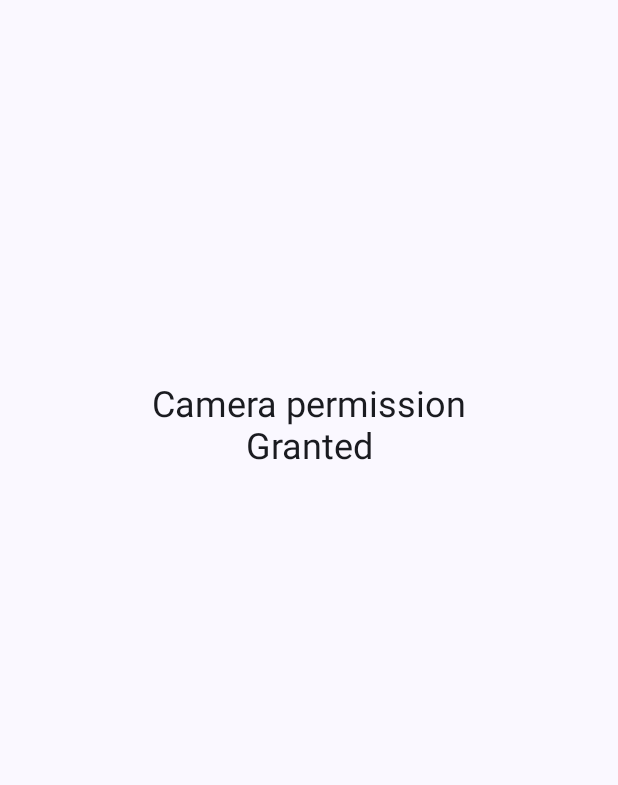
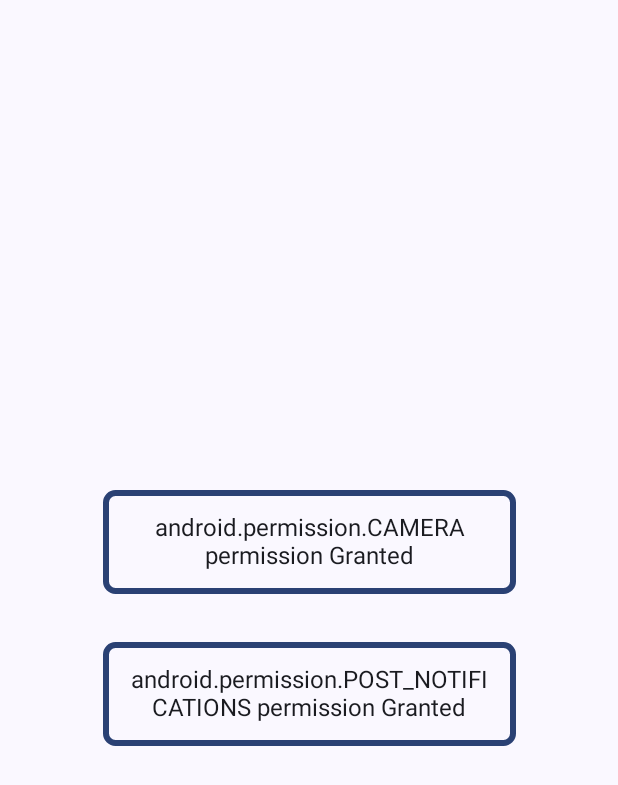
Before and after one commit to serhii-petrenko-dev/playground, an Android app built with Jetpack Compose: the PermissionsFragment screen opened through its navigation route, on a phone screen of 412 x 824 dp. Shown: the top 785 px of the screen. Run offline under Robolectric (Android 15) with nearby library versions, the phone set to English and light mode, and no system bars; our stand-ins replace Dagger/Hilt's generated code.

Commit message:
POST_NOTIFICATIONS permission

```diff
--- a/app/src/main/kotlin/io/xps/playground/ui/composables/BaseColumn.kt
+++ b/app/src/main/kotlin/io/xps/playground/ui/composables/BaseColumn.kt
@@ -1,5 +1,6 @@
 package io.xps.playground.ui.composables
 
+import androidx.compose.foundation.layout.Arrangement
 import androidx.compose.foundation.layout.Column
 import androidx.compose.foundation.layout.ColumnScope
 import androidx.compose.foundation.layout.fillMaxSize
@@ -8,9 +9,14 @@ import androidx.compose.ui.Alignment
 import androidx.compose.ui.Modifier
 
 @Composable
-fun BaseColumn(modifier: Modifier = Modifier, content: @Composable ColumnScope.() -> Unit) {
+fun BaseColumn(
+    modifier: Modifier = Modifier,
+    verticalArrangement: Arrangement.Vertical = Arrangement.Top,
+    content: @Composable ColumnScope.() -> Unit
+) {
     Column(
         modifier = modifier.fillMaxSize(),
+        verticalArrangement = verticalArrangement,
         horizontalAlignment = Alignment.CenterHorizontally,
         content = content
     )
--- a/app/src/main/kotlin/io/xps/playground/ui/feature/main/HomeFragment.kt
+++ b/app/src/main/kotlin/io/xps/playground/ui/feature/main/HomeFragment.kt
@@ -97,7 +97,7 @@ class HomeFragment: Fragment(R.layout.fragment_compose) {
                             modifier = Modifier
                                 .fillMaxWidth()
                                 .statusBarsPadding()
-                                .padding(horizontal = 16.dp)
+                                .padding(16.dp)
                                 .clip(RoundedCornerShape(50)),
                             value = searchQuery,
                             singleLine = true,
--- a/app/src/main/kotlin/io/xps/playground/ui/feature/main/HomeViewModel.kt
+++ b/app/src/main/kotlin/io/xps/playground/ui/feature/main/HomeViewModel.kt
@@ -37,8 +37,8 @@ class HomeViewModel @Inject constructor(
 
         val element = Destination(id = R.id.goPermissions, name = R.string.permissions, drawableRes = R.drawable.ic_hand)
         destinations.add(element)
-        destinations.add(Destination(id = R.id.goPermissions, name = R.string.compose, drawableRes = R.drawable.ic_hexagon, parent = element))
-        destinations.add(Destination(id = R.id.goPermissions, name = R.string.view, drawableRes = R.drawable.ic_android, parent = element))
+        // destinations.add(Destination(id = R.id.goPermissions, name = R.string.compose, drawableRes = R.drawable.ic_hexagon, parent = element))
+        // destinations.add(Destination(id = R.id.goPermissions, name = R.string.view, drawableRes = R.drawable.ic_android, parent = element))
 
         destinations.add(Destination(id = R.id.goOverlay, name = R.string.floating_overlay, drawableRes = R.drawable.ic_overlay))
         destinations.add(Destination(id = R.id.goMultiCam, name = R.string.multiple_cameras, drawableRes = R.drawable.ic_camera_multi))
--- a/app/src/main/kotlin/io/xps/playground/ui/feature/permissions/PermissionsFragment.kt
+++ b/app/src/main/kotlin/io/xps/playground/ui/feature/permissions/PermissionsFragment.kt
@@ -3,15 +3,19 @@ package io.xps.playground.ui.feature.permissions
 import android.Manifest
 import android.content.Context
 import android.content.pm.PackageManager
+import android.os.Build
 import android.os.Bundle
 import android.view.View
 import androidx.activity.result.contract.ActivityResultContracts
+import androidx.compose.foundation.border
 import androidx.compose.foundation.layout.*
+import androidx.compose.foundation.shape.RoundedCornerShape
 import androidx.compose.material3.Button
 import androidx.compose.material3.MaterialTheme
 import androidx.compose.material3.Surface
 import androidx.compose.material3.Text
 import androidx.compose.runtime.Composable
+import androidx.compose.runtime.remember
 import androidx.compose.ui.Alignment
 import androidx.compose.ui.Modifier
 import androidx.compose.ui.platform.ViewCompositionStrategy
@@ -48,44 +52,73 @@ class PermissionsFragment: Fragment(R.layout.fragment_compose) {
     @OptIn(ExperimentalPermissionsApi::class)
     @Composable
     fun PermissionsScreen() {
-        Surface(modifier = Modifier.fillMaxSize()) {
+        Surface {
             BaseColumn(
-                modifier = Modifier.statusBarsPadding()
+                modifier = Modifier.systemBarsPadding(),
+                verticalArrangement = Arrangement.Center
             ) {
-                Spacer(modifier = Modifier.weight(1f))
-                val cameraPermissionState = rememberPermissionState(Manifest.permission.CAMERA)
+                val borderColor = MaterialTheme.colorScheme.primary
+                val borderModifier = remember {
+                   Modifier.padding(16.dp)
+                   .border(
+                       width = 4.dp,
+                        color = borderColor,
+                        shape = RoundedCornerShape(12)
+                    ).padding(16.dp)
+                }
+
+                val cameraPermission = remember { Manifest.permission.CAMERA }
+                val cameraPermissionState = rememberPermissionState(cameraPermission)
                 if (cameraPermissionState.status == PermissionStatus.Granted) {
-                    ContentText("Camera permission Granted")
+                    ContentText(borderModifier, "$cameraPermission permission Granted")
                 } else {
-                    PermissionDenied(cameraPermissionState)
+                    PermissionDenied(borderModifier, cameraPermission , cameraPermissionState)
                 }
-                Spacer(modifier = Modifier.weight(2f))
+
+                if (Build.VERSION.SDK_INT >= Build.VERSION_CODES.TIRAMISU) {
+                    val notifyPermission = remember { Manifest.permission.POST_NOTIFICATIONS }
+                    val notificationsPermissionState = rememberPermissionState(notifyPermission)
+                    if (notificationsPermissionState.status == PermissionStatus.Granted) {
+                        ContentText(borderModifier, "$notifyPermission permission Granted")
+                    } else {
+                        PermissionDenied(
+                            borderModifier,
+                            notifyPermission,
+                            notificationsPermissionState
+                        )
+                    }
+                }
             }
         }
     }
 
     @OptIn(ExperimentalPermissionsApi::class)
     @Composable
-    private fun PermissionDenied(cameraPermissionState: PermissionState){
-        val permissionStatus = cameraPermissionState.status
+    private fun PermissionDenied(
+        modifier: Modifier,
+        permission: String,
+        permissionState: PermissionState
+    ){
+        val permissionStatus = permissionState.status
         val textToShow = if (permissionStatus.shouldShowRationale) {
             // If the user has denied the permission but the rationale can be shown,
             // then gently explain why the app requires this permission
-            "The camera is important for this app. Please grant the permission."
+            "The permissionState is important for this app. Please grant the permission."
         } else {
             // If it's the first time the user lands on this feature, or the user
             // doesn't want to be asked again for this permission, explain that the
             // permission is required
-            "Camera permission required for this feature to be available. " +
+            "$permission permission required for this feature to be available. " +
                     "Please grant the permission"
         }
         Column(
+            modifier = modifier,
             horizontalAlignment = Alignment.CenterHorizontally,
             verticalArrangement = Arrangement.spacedBy(16.dp)
         ){
-            ContentText(textToShow)
+            ContentText(textToShow = textToShow)
             Button(
-                onClick = { cameraPermissionState.launchPermissionRequest() },
+                onClick = { permissionState.launchPermissionRequest() },
                 content = {
                     Text(
                         text ="Request permission",
@@ -97,11 +130,11 @@ class PermissionsFragment: Fragment(R.layout.fragment_compose) {
     }
 
     @Composable
-    private fun ContentText(textToShow: String){
+    private fun ContentText(modifier: Modifier = Modifier, textToShow: String){
         Text(
-            modifier = Modifier.fillMaxWidth(0.7f),
+            modifier = modifier.fillMaxWidth(0.7f),
             text = textToShow,
-            style = MaterialTheme.typography.bodyMedium,
+            style = MaterialTheme.typography.bodySmall,
             textAlign = TextAlign.Center
         )
     }
@@ -131,7 +164,9 @@ class PermissionsFragment: Fragment(R.layout.fragment_compose) {
                 // Granted
             } else {
                 if (shouldShowRequestPermissionRationale(permission)) {
-                    // Denied
+                    /* Confused
+                        showRationale(...)
+                    */
                 } else {
                     // PermanentlyDenied
                 }
@@ -139,9 +174,6 @@ class PermissionsFragment: Fragment(R.layout.fragment_compose) {
         }
     }
 
-
-
-
     @Preview(showBackground = true)
     @Composable
     fun PermissionsPreview() {
```
Also changed, not shown: app/src/main/AndroidManifest.xml (+7 -0 lines), 1 other file.
